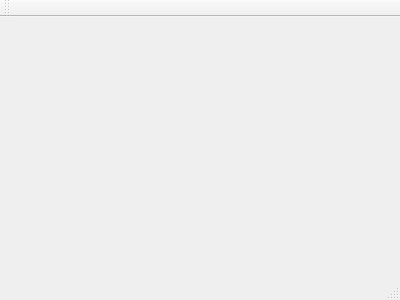
Qt form mainwindow.ui (clement-roblot/generateur-de-photo-identite) before a commit.
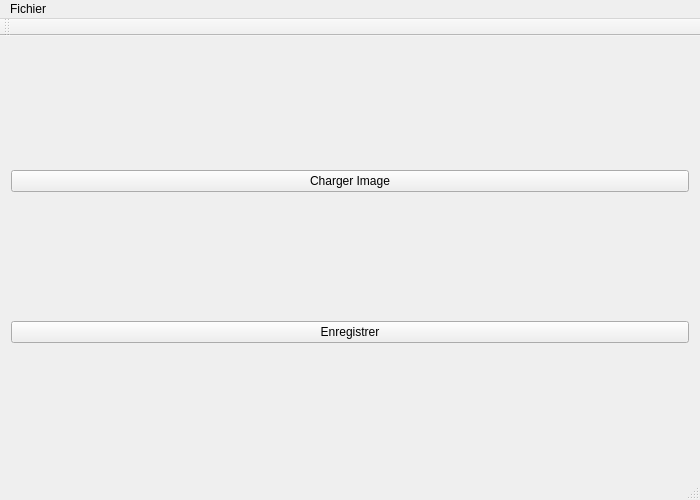
The same form after that commit.

What changed in the file:
```diff
--- a/mainwindow.ui
+++ b/mainwindow.ui
@@ -1,24 +1,78 @@
 <ui version="4.0">
  <class>MainWindow</class>
- <widget class="QMainWindow" name="MainWindow" >
-  <property name="geometry" >
+ <widget class="QMainWindow" name="MainWindow">
+  <property name="geometry">
    <rect>
     <x>0</x>
     <y>0</y>
-    <width>400</width>
-    <height>300</height>
+    <width>700</width>
+    <height>500</height>
    </rect>
   </property>
   <property name="windowTitle" >
    <string>MainWindow</string>
   </property>
-  <widget class="QMenuBar" name="menuBar" />
-  <widget class="QToolBar" name="mainToolBar" />
-  <widget class="QWidget" name="centralWidget" />
-  <widget class="QStatusBar" name="statusBar" />
+  <widget class="QWidget" name="centralWidget">
+   <layout class="QHBoxLayout" name="horizontalLayout">
+    <item>
+     <layout class="QVBoxLayout" name="gauche"/>
+    </item>
+    <item>
+     <layout class="QVBoxLayout" name="droite">
+      <item>
+       <widget class="QPushButton" name="chargerImage">
+        <property name="text">
+         <string>Charger Image</string>
+        </property>
+       </widget>
+      </item>
+      <item>
+       <widget class="QPushButton" name="bouttonEnregistrer">
+        <property name="text">
+         <string>Enregistrer</string>
+        </property>
+       </widget>
+      </item>
+     </layout>
+    </item>
+   </layout>
+  </widget>
+  <widget class="QMenuBar" name="menuBar">
+   <property name="geometry">
+    <rect>
+     <x>0</x>
+     <y>0</y>
+     <width>700</width>
+     <height>25</height>
+    </rect>
+   </property>
+   <widget class="QMenu" name="menuFichier">
+    <property name="title">
+     <string>Fichier</string>
+    </property>
+    <addaction name="actionPrendre_une_image"/>
+   </widget>
+   <addaction name="menuFichier"/>
+  </widget>
+  <widget class="QToolBar" name="mainToolBar">
+   <attribute name="toolBarArea">
+    <enum>TopToolBarArea</enum>
+   </attribute>
+   <attribute name="toolBarBreak">
+    <bool>false</bool>
+   </attribute>
+  </widget>
+  <widget class="QStatusBar" name="statusBar"/>
+  <action name="actionPrendre_une_image">
+   <property name="text">
+    <string>Prendre une image</string>
+   </property>
+   <property name="shortcut">
+    <string>Space</string>
+   </property>
+  </action>
  </widget>
- <layoutDefault spacing="6" margin="11" />
- <pixmapfunction></pixmapfunction>
+ <layoutdefault spacing="6" margin="11"/>
  <resources/>
  <connections/>
 </ui>
```
Left out of the diff: 3 changed lines with no effect on the pictures.
